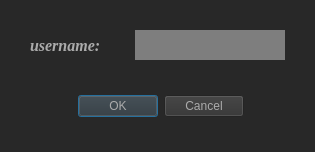
Old version of the form project_management/select_user.ui in the repository AP-projects-4001/hamidreza-ataei.
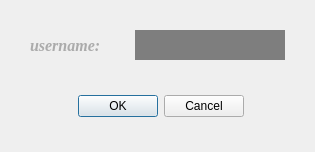
New version of the form.

```diff
--- a/project_management/select_user.ui
+++ b/project_management/select_user.ui
@@ -26,7 +26,7 @@
    <string>Dialog</string>
   </property>
   <property name="styleSheet">
-   <string notr="true">background-color: rgb(40, 40, 40);</string>
+   <string notr="true"/>
   </property>
   <widget class="QDialogButtonBox" name="buttonBox">
    <property name="geometry">
@@ -41,8 +41,7 @@
     <cursorShape>PointingHandCursor</cursorShape>
    </property>
    <property name="styleSheet">
-    <string notr="true">color: rgb(171, 171, 171);
-background-color: rgb(50, 50, 50);</string>
+    <string notr="true"/>
    </property>
    <property name="orientation">
     <enum>Qt::Horizontal</enum>
```
